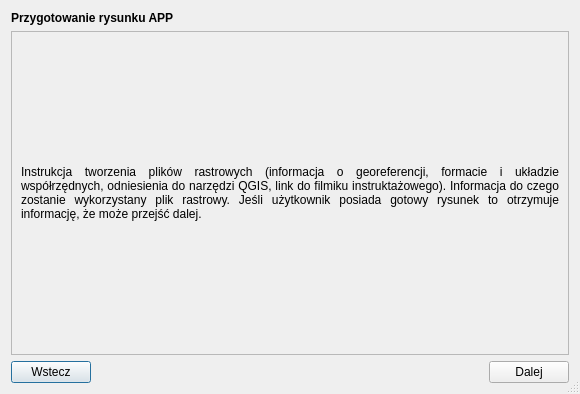
Qt form modules/app/views/ui/raster_instrukcja_dialog_base.ui (envirosolutionspl/wtyczka_qgis_app) before a commit.
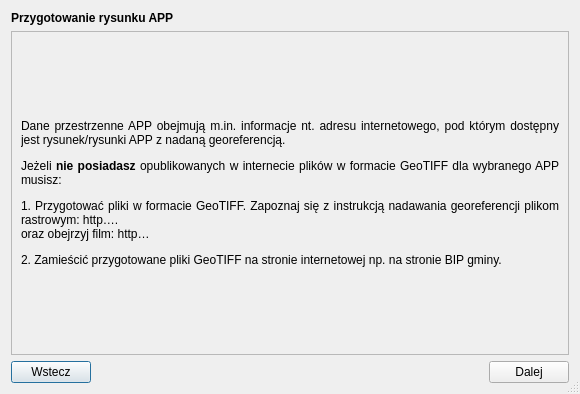
The same form after that commit.

Diff of the .ui file:
```diff
--- a/modules/app/views/ui/raster_instrukcja_dialog_base.ui
+++ b/modules/app/views/ui/raster_instrukcja_dialog_base.ui
@@ -48,8 +48,8 @@
          <rect>
           <x>0</x>
           <y>0</y>
-          <width>558</width>
-          <height>298</height>
+          <width>564</width>
+          <height>324</height>
          </rect>
         </property>
         <layout class="QGridLayout" name="gridLayout_2">
@@ -61,7 +61,7 @@
             </font>
            </property>
            <property name="text">
-            <string>Instrukcja tworzenia plików rastrowych (informacja o georeferencji, formacie i układzie współrzędnych, odniesienia do narzędzi QGIS, link do filmiku instruktażowego). Informacja do czego zostanie wykorzystany plik rastrowy. Jeśli użytkownik posiada gotowy rysunek to otrzymuje informację, że może przejść dalej.</string>
+            <string>&lt;html&gt;&lt;head/&gt;&lt;body&gt;&lt;p&gt;Dane przestrzenne APP obejmują m.in. informacje nt. adresu internetowego, pod którym dostępny jest rysunek/rysunki APP z nadaną georeferencją. &lt;/p&gt;&lt;p&gt;Jeżeli &lt;span style=&quot; font-weight:600;&quot;&gt;nie posiadasz&lt;/span&gt; opublikowanych w internecie plików w formacie GeoTIFF dla wybranego APP musisz: &lt;/p&gt;&lt;p&gt;1. Przygotować pliki w formacie GeoTIFF. Zapoznaj się z instrukcją nadawania georeferencji plikom rastrowym: http…. &lt;br/&gt;oraz obejrzyj film: http… &lt;/p&gt;&lt;p&gt;2. Zamieścić przygotowane pliki GeoTIFF na stronie internetowej np. na stronie BIP gminy.  &lt;/p&gt;&lt;/body&gt;&lt;/html&gt;</string>
            </property>
            <property name="alignment">
             <set>Qt::AlignJustify|Qt::AlignVCenter</set>
```
